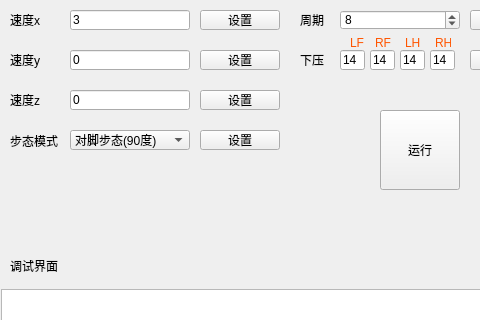
Before: the Qt Designer form widget.ui in vvzacharyvv/ibss-UdpClient, drawn with Qt 5; both pictures show x 0 to 480 and y 0 to 320 of the 800 by 600 pixel window.
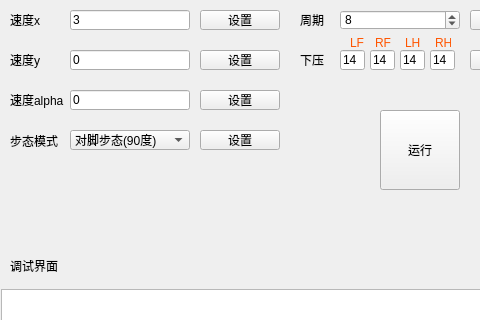
After: the same form once the commit is applied.

Patch:
```diff
--- a/widget.ui
+++ b/widget.ui
@@ -326,12 +326,12 @@
     <rect>
      <x>10</x>
      <y>90</y>
-     <width>40</width>
+     <width>61</width>
      <height>20</height>
     </rect>
    </property>
    <property name="text">
-    <string>速度z</string>
+    <string>速度alpha</string>
    </property>
   </widget>
   <widget class="QPushButton" name="btn_xVel">
```
Left out of the diff: 5 changed lines with no effect on the pictures.
